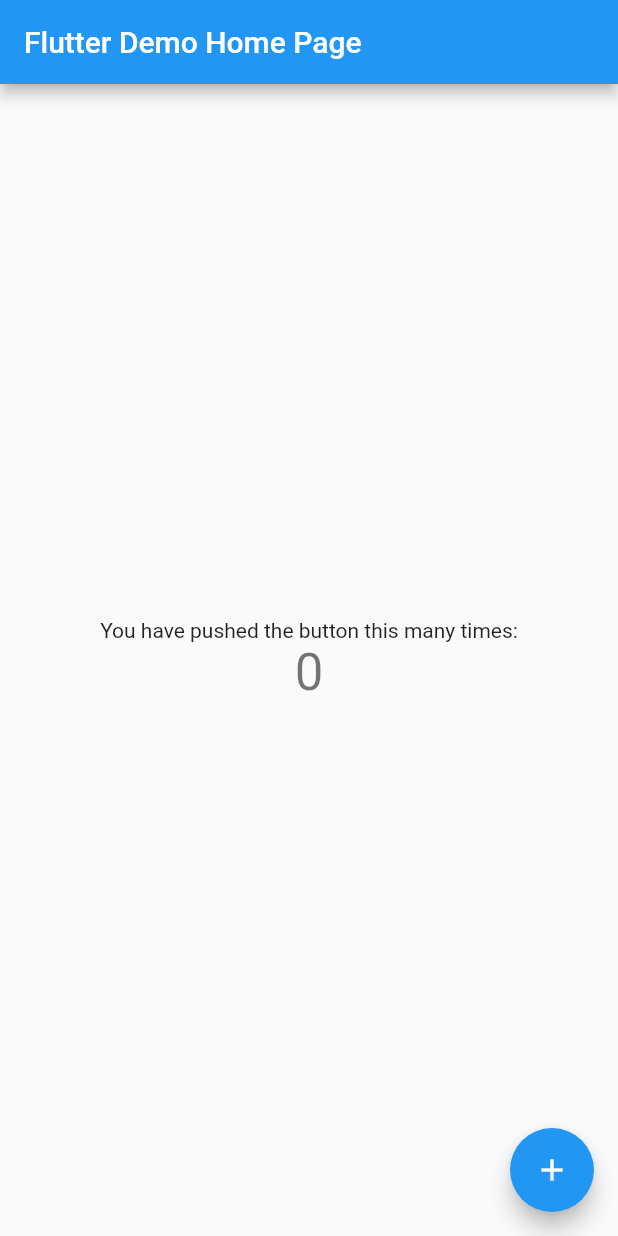
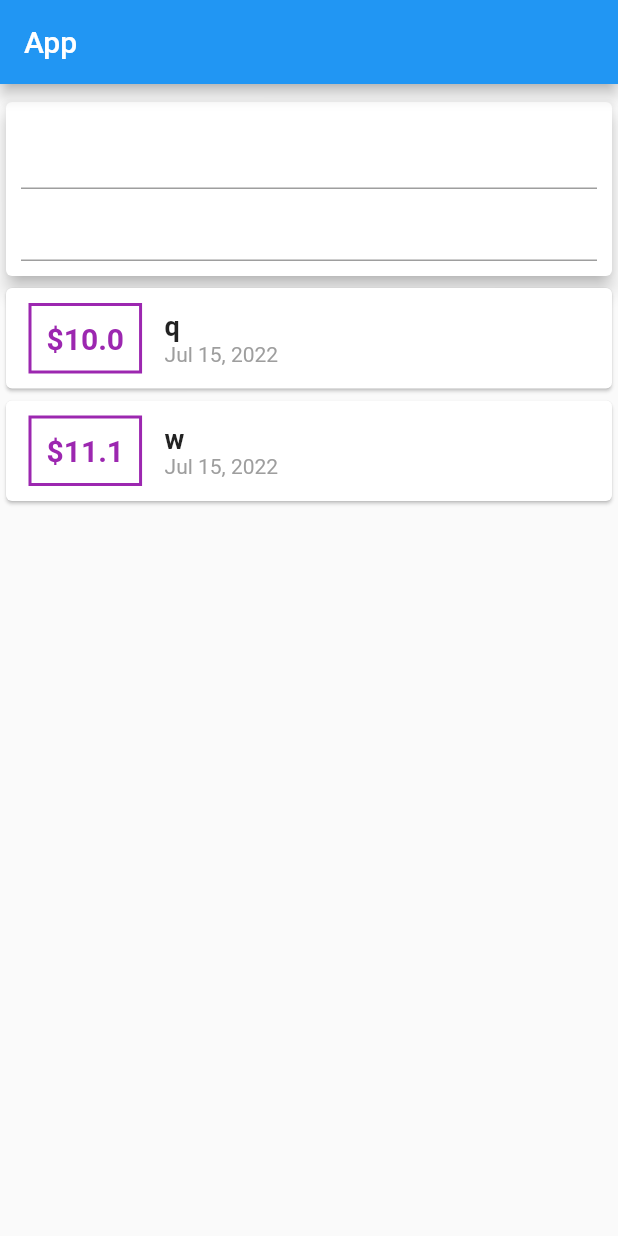
Before and after one commit to boyk0/pesonal-expenses-app, a Flutter app: the screen it shows after launch, on a phone screen of 412 x 824 dp. Run offline on Flutter 3.47's test engine with Material 2 defaults, Android fonts, the phone set to English and light mode, and no system bars.

Commit message:
added intl package added main layout

```diff
--- a/lib/main.dart
+++ b/lib/main.dart
@@ -1,4 +1,7 @@
 import 'package:flutter/material.dart';
+import 'package:intl/intl.dart';
+
+import './transaction.dart';
 
 void main() {
   runApp(const MyApp());
@@ -7,109 +10,105 @@ void main() {
 class MyApp extends StatelessWidget {
   const MyApp({Key? key}) : super(key: key);
 
-  // This widget is the root of your application.
   @override
   Widget build(BuildContext context) {
     return MaterialApp(
       title: 'Flutter Demo',
       theme: ThemeData(
-        // This is the theme of your application.
-        //
-        // Try running your application with "flutter run". You'll see the
-        // application has a blue toolbar. Then, without quitting the app, try
-        // changing the primarySwatch below to Colors.green and then invoke
-        // "hot reload" (press "r" in the console where you ran "flutter run",
-        // or simply save your changes to "hot reload" in a Flutter IDE).
-        // Notice that the counter didn't reset back to zero; the application
-        // is not restarted.
         primarySwatch: Colors.blue,
       ),
-      home: const MyHomePage(title: 'Flutter Demo Home Page'),
+      home: MyHomePage(),
     );
   }
 }
 
-class MyHomePage extends StatefulWidget {
-  const MyHomePage({Key? key, required this.title}) : super(key: key);
-
-  // This widget is the home page of your application. It is stateful, meaning
-  // that it has a State object (defined below) that contains fields that affect
-  // how it looks.
-
-  // This class is the configuration for the state. It holds the values (in this
-  // case the title) provided by the parent (in this case the App widget) and
-  // used by the build method of the State. Fields in a Widget subclass are
-  // always marked "final".
-
-  final String title;
-
-  @override
-  State<MyHomePage> createState() => _MyHomePageState();
-}
-
-class _MyHomePageState extends State<MyHomePage> {
-  int _counter = 0;
-
-  void _incrementCounter() {
-    setState(() {
-      // This call to setState tells the Flutter framework that something has
-      // changed in this State, which causes it to rerun the build method below
-      // so that the display can reflect the updated values. If we changed
-      // _counter without calling setState(), then the build method would not be
-      // called again, and so nothing would appear to happen.
-      _counter++;
-    });
-  }
+class MyHomePage extends StatelessWidget {
+  final List<Transaction> transactions = [
+    Transaction(id: 't1', title: 'q', amount: 10, date: DateTime.now()),
+    Transaction(id: 't2', title: 'w', amount: 11.1, date: DateTime.now()),
+  ];
 
   @override
   Widget build(BuildContext context) {
-    // This method is rerun every time setState is called, for instance as done
-    // by the _incrementCounter method above.
-    //
-    // The Flutter framework has been optimized to make rerunning build methods
-    // fast, so that you can just rebuild anything that needs updating rather
-    // than having to individually change instances of widgets.
     return Scaffold(
       appBar: AppBar(
-        // Here we take the value from the MyHomePage object that was created by
-        // the App.build method, and use it to set our appbar title.
-        title: Text(widget.title),
+        title: Text('App'),
       ),
-      body: Center(
-        // Center is a layout widget. It takes a single child and positions it
-        // in the middle of the parent.
-        child: Column(
-          // Column is also a layout widget. It takes a list of children and
-          // arranges them vertically. By default, it sizes itself to fit its
-          // children horizontally, and tries to be as tall as its parent.
-          //
-          // Invoke "debug painting" (press "p" in the console, choose the
-          // "Toggle Debug Paint" action from the Flutter Inspector in Android
-          // Studio, or the "Toggle Debug Paint" command in Visual Studio Code)
-          // to see the wireframe for each widget.
-          //
-          // Column has various properties to control how it sizes itself and
-          // how it positions its children. Here we use mainAxisAlignment to
-          // center the children vertically; the main axis here is the vertical
-          // axis because Columns are vertical (the cross axis would be
-          // horizontal).
-          mainAxisAlignment: MainAxisAlignment.center,
-          children: <Widget>[
-            const Text(
-              'You have pushed the button this many times:',
+      body: Column(
+        mainAxisAlignment: MainAxisAlignment.start,
+        crossAxisAlignment: CrossAxisAlignment.stretch,
+        children: <Widget>[
+          Container(
+            width: double.infinity,
+            child: Card(
+              color: Colors.blue,
+              elevation: 5,
+              child: Container(),
             ),
-            Text(
-              '$_counter',
-              style: Theme.of(context).textTheme.headline4,
+          ),
+          Card(
+            elevation: 5,
+            child: Container(
+              padding: EdgeInsets.all(10),
+              child: Column(
+                children: [
+                  TextField(),
+                  TextField(),
+                ],
+              ),
             ),
-          ],
-        ),
+          ),
+          Column(
+            children: transactions.map((transaction) {
+              return Card(
+                child: Row(
+                  children: [
+                    Container(
+                      margin: EdgeInsets.symmetric(
+                        vertical: 10,
+                        horizontal: 15,
+                      ),
+                      decoration: BoxDecoration(
+                        border: Border.all(
+                          color: Colors.purple,
+                          width: 2,
+                        ),
+                      ),
+                      padding: EdgeInsets.all(10),
+                      child: Text(
+                        '\$${transaction.amount}',
+                        style: TextStyle(
+                          fontWeight: FontWeight.bold,
+                          fontSize: 20,
+                          color: Colors.purple,
+
+                        ),
+                      ),
+                    ),
+                    Column(
+                      children: [
+                        Text(
+                          transaction.title,
+                          style: TextStyle(
+                            fontSize: 18,
+                            fontWeight: FontWeight.bold,
+                          ),
+                        ),
+                        Text(
+                          DateFormat.yMMMd().format(transaction.date),
+                          style: TextStyle(
+                            color: Colors.grey,
+                          ),
+                        ),
+                      ],
+                      crossAxisAlignment: CrossAxisAlignment.start,
+                    ),
+                  ]),
+              );
+            }).toList(),
+          ),
+        ],
       ),
-      floatingActionButton: FloatingActionButton(
-        onPressed: _incrementCounter,
-        tooltip: 'Increment',
-        child: const Icon(Icons.add),
-      ), // This trailing comma makes auto-formatting nicer for build methods.
     );
   }
 }
--- /dev/null
+++ b/lib/transaction.dart
@@ -0,0 +1,13 @@
+class Transaction {
+  final String id;
+  final String title;
+  final double amount;
+  final DateTime date;
+
+  Transaction ({
+    required this.id,
+    required this.title,
+    required this.amount,
+    required this.date,
+  });
+}
--- a/pubspec.yaml
+++ b/pubspec.yaml
@@ -34,6 +34,7 @@ dependencies:
   # The following adds the Cupertino Icons font to your application.
   # Use with the CupertinoIcons class for iOS style icons.
   cupertino_icons: ^1.0.2
+  intl: ^0.17.0
 
 dev_dependencies:
   flutter_test:
```
Also changed, not shown: pubspec.lock.
